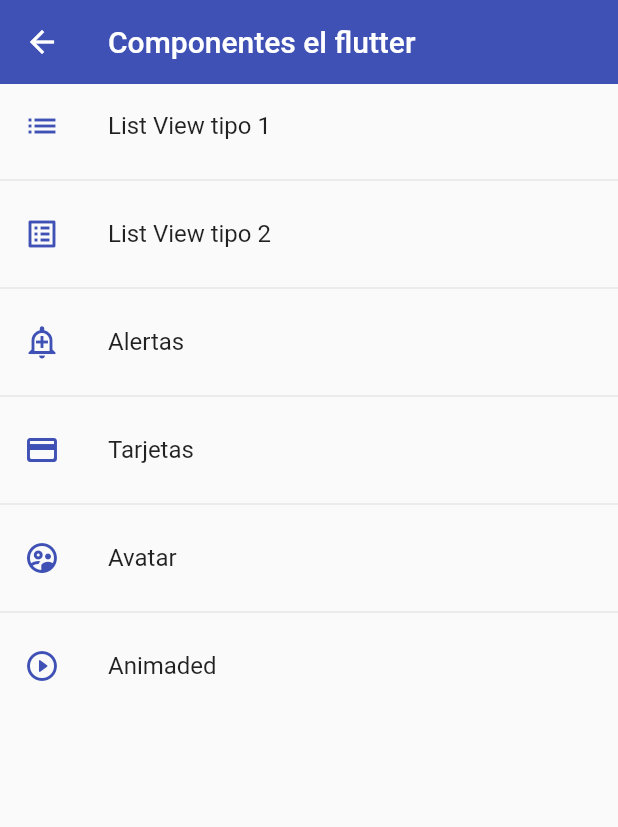
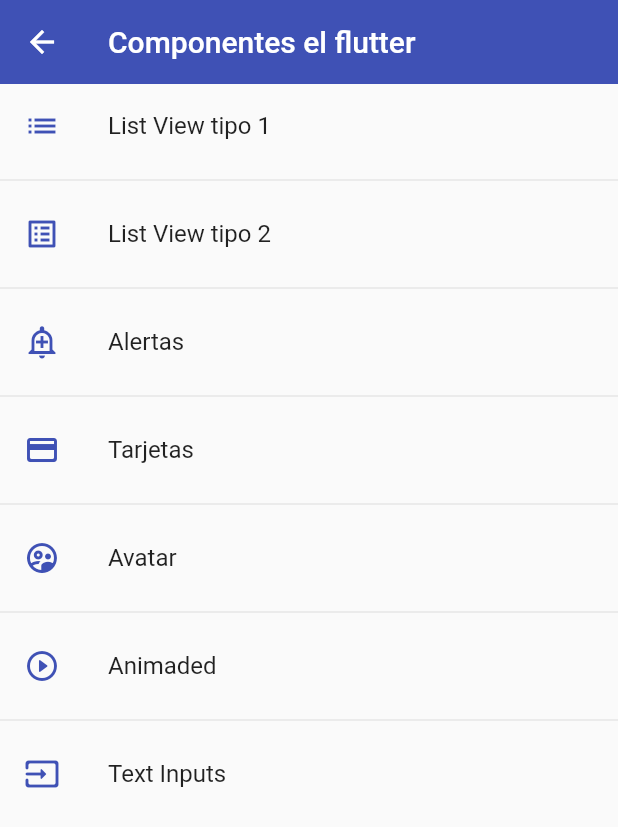
Before and after one commit to agupalavecino97/flutter_components, a Flutter app: the screen it shows after launch, on a phone screen of 412 x 824 dp. Shown: the top 827 px of the screen. Run offline on Flutter 3.47's test engine with Material 2 defaults, Android fonts, the light colour scheme and no system bars.

Commit message:
nueva pantalla con un form con difetentes inputs

```diff
--- a/lib/router/app_router.dart
+++ b/lib/router/app_router.dart
@@ -42,6 +42,11 @@
         name: 'Animaded',
         scren: const AnimadedScreen(),
         icon: Icons.play_circle_outline_rounded),
+    MenuOption(
+        route: '/inputs',
+        name: 'Text Inputs',
+        scren: const InputsScreen(),
+        icon: Icons.input_rounded),
   ];
 
   static Map<String, Widget Function(BuildContext)> getAppRoutes() {
--- a/lib/screens/screens.dart
+++ b/lib/screens/screens.dart
@@ -1,3 +1,4 @@
+export 'package:flutter_components/screens/inputs_screen.dart';
 export 'package:flutter_components/screens/animated_screen.dart';
 export 'package:flutter_components/screens/avatar_screen.dart';
 export 'package:flutter_components/screens/home_screen.dart';
--- a/lib/themes/app_theme.dart
+++ b/lib/themes/app_theme.dart
@@ -15,5 +15,21 @@
             backgroundColor: Colors.indigo,
             shape: const StadiumBorder(),
             elevation: 0),
-      ));
+      ),
+      inputDecorationTheme: const InputDecorationTheme(
+          floatingLabelStyle: TextStyle(color: primary),
+          enabledBorder: OutlineInputBorder(
+              borderSide: BorderSide(color: primary),
+              borderRadius: BorderRadius.only(
+                  bottomLeft: Radius.circular(10),
+                  topRight: Radius.circular(10))),
+          focusedBorder: OutlineInputBorder(
+              borderSide: BorderSide(color: primary),
+              borderRadius: BorderRadius.only(
+                  bottomLeft: Radius.circular(10),
+                  topRight: Radius.circular(10))),
+          border: OutlineInputBorder(
+              borderRadius: BorderRadius.only(
+                  bottomLeft: Radius.circular(10),
+                  topRight: Radius.circular(10)))));
 }
--- a/lib/widgets/widgets.dart
+++ b/lib/widgets/widgets.dart
@@ -1,2 +1,3 @@
+export 'package:flutter_components/widgets/custom_input_field.dart';
 export 'package:flutter_components/widgets/custom_card_type_1.dart';
 export 'package:flutter_components/widgets/custom_card_type_2.dart';
```
Also changed, not shown: lib/screens/inputs_screen.dart (added, +92 -0 lines), lib/widgets/custom_input_field.dart (added, +61 -0 lines).
